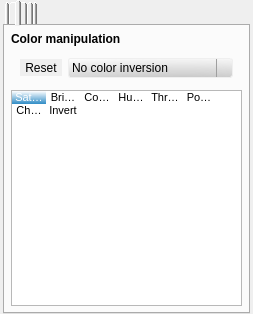
This is src/MixingToolboxWidget.ui in markus-wa/glmixer-mirror as Qt 5 draws it before an edit. The edited form follows.
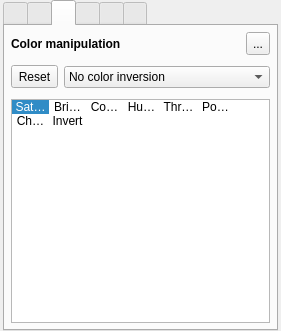
This is the edited form. The open tabs and pages were chosen to show the change. Icons and pictures are not drawn.

Commit message: Clear settings in Mixing Toolbox. Standardized appearance of GUI.

```diff
--- a/src/MixingToolboxWidget.ui
+++ b/src/MixingToolboxWidget.ui
@@ -6,8 +6,8 @@
    <rect>
     <x>0</x>
     <y>0</y>
-    <width>253</width>
-    <height>314</height>
+    <width>281</width>
+    <height>331</height>
    </rect>
   </property>
   <property name="windowTitle">
@@ -17,6 +17,16 @@
    <iconset resource="../icons.qrc">
     <normaloff>:/glmixer/icons/glmixer.png</normaloff>:/glmixer/icons/glmixer.png</iconset>
   </property>
+  <property name="styleSheet">
+   <string notr="true">QSpinBox {
+	Background-color: transparent;
+     border-color: transparent;
+}
+QToolButton {
+     min-width: 16px;
+     min-height: 16px;
+}</string>
+  </property>
   <layout class="QVBoxLayout" name="verticalLayout_3">
    <property name="spacing">
     <number>0</number>
@@ -35,30 +45,6 @@
    </property>
    <item>
     <widget class="QTabWidget" name="mixingToolBox">
-     <property name="sizePolicy">
-      <sizepolicy hsizetype="Preferred" vsizetype="Expanding">
-       <horstretch>0</horstretch>
-       <verstretch>0</verstretch>
-      </sizepolicy>
-     </property>
-     <property name="styleSheet">
-      <string notr="true">QToolButton { 
-     border-style: solid;
-     border-width: 1px;
-     border-radius:0px;
-	 padding: 0px;
-     min-height: 6px;
-     min-width: 6px;
-     border-color: palette(dark);
-     background: palette(window);
-}
-
-QTabBar::tab {
-    padding: 6px -3px 6px 9px;
-}
-
-</string>
-     </property>
      <property name="tabPosition">
       <enum>QTabWidget::North</enum>
      </property>
@@ -534,17 +520,35 @@
         <number>6</number>
        </property>
        <item>
-        <widget class="QLabel" name="label_3">
-         <property name="styleSheet">
-          <string notr="true">font: bold;</string>
-         </property>
-         <property name="text">
-          <string>Color manipulation</string>
-         </property>
-         <property name="margin">
-          <number>2</number>
-         </property>
-        </widget>
+        <layout class="QHBoxLayout" name="horizontalLayout_9">
+         <item>
+          <widget class="QLabel" name="label_3">
+           <property name="styleSheet">
+            <string notr="true">font: bold;</string>
+           </property>
+           <property name="text">
+            <string>Color manipulation</string>
+           </property>
+           <property name="margin">
+            <number>2</number>
+           </property>
+          </widget>
+         </item>
+         <item>
+          <widget class="QToolButton" name="resetColor">
+           <property name="toolTip">
+            <string>Clear all</string>
+           </property>
+           <property name="text">
+            <string>...</string>
+           </property>
+           <property name="icon">
+            <iconset resource="../icons.qrc">
+             <normaloff>:/glmixer/icons/clean.png</normaloff>:/glmixer/icons/clean.png</iconset>
+           </property>
+          </widget>
+         </item>
+        </layout>
        </item>
        <item>
         <widget class="QStackedWidget" name="stackedWidget">
@@ -560,6 +564,9 @@
            <height>32</height>
           </size>
          </property>
+         <property name="styleSheet">
+          <string notr="true"/>
+         </property>
          <property name="currentIndex">
           <number>0</number>
          </property>
@@ -1285,22 +1292,23 @@
          </widget>
          <widget class="QWidget" name="pageInvert">
           <layout class="QHBoxLayout" name="horizontalLayout_5">
+           <property name="leftMargin">
+            <number>0</number>
+           </property>
            <property name="topMargin">
-            <number>2</number>
+            <number>0</number>
+           </property>
+           <property name="rightMargin">
+            <number>0</number>
            </property>
            <property name="bottomMargin">
-            <number>2</number>
+            <number>0</number>
            </property>
            <item>
             <widget class="QToolButton" name="invertReset">
              <property name="toolTip">
               <string>Reset inversion mode</string>
              </property>
-             <property name="styleSheet">
-              <string notr="true">QToolButton {
-border:0px
-}</string>
-             </property>
              <property name="text">
               <string>Reset</string>
              </property>
@@ -1330,48 +1338,6 @@
              <property name="statusTip">
               <string>Choose a color inversion mode</string>
              </property>
-             <property name="styleSheet">
-              <string notr="true">QComboBox {
-     border: 1px solid palette(button);
-     border-radius: 3px;
-     padding: 1px 3px 1px 3px;
-     icon-size: 40px;
- }
-
-QComboBox:!editable {
-      background: qradialgradient(cx: 0.7, cy: 1.4, fx: 0.7, fy: 1.9, radius: 1.5, stop: 0 palette(dark), stop: 1 transparent );
- }
-
- QComboBox:!editable:on {
-     background: qradialgradient(cx: 0.7, cy: 1.4, fx: 0.7, fy: 1.9, radius: 1.9, stop: 0 palette(dark), stop: 1 transparent );
- }
-
- QComboBox:on { /* shift the text when the popup opens */
-     padding-top: 3px;
-     padding-left: 4px;
- }
-
- QComboBox::drop-down {
-     subcontrol-origin: padding;
-     subcontrol-position: top right;
-     width: 15px;
-
-     border-left-width: 1px;
-     border-left-color: palette(dark);
-     border-left-style: solid; /* just a single line */
-     border-top-right-radius: 6px; /* same radius as the QComboBox */
-     border-bottom-right-radius: 6px;
- }
-
- QComboBox::down-arrow {
-     image: url(:/glmixer/icons/downarrow.png);
- }
-
- QComboBox::down-arrow:on { /* shift the arrow when popup is open */
-     top: 1px;
-     left: 1px;
- }</string>
-             </property>
              <property name="currentIndex">
               <number>0</number>
              </property>
@@ -1422,32 +1388,6 @@
          <property name="statusTip">
           <string>Adjust the color filters</string>
          </property>
-         <property name="styleSheet">
-          <string notr="true">QListWidget{ 
-	font-size: 11px;
- }
-QListWidget::item{     
-   color: palette(text);
- }
-QListWidget::item:hover {     
-    background-color: qradialgradient(cx: 0.7, cy: 1.5, fx: 0.7, fy: 1.9, radius: 1.2, stop: 0 palette(AlternateBase), stop: 1 transparent );
-	 color: palette(bright-text);
- }
-QListWidget::item:selected {
-     background-color: qlineargradient(spread:pad, x1:0, y1:1, x2:0, y2:0,  stop: 0 palette(highlight), stop: 1 transparent );
-	 color: palette(highlighted-text);
- }
-QListWidget::item:selected:hover {
-     background-color: palette(highlight);
- }
-QListWidget::item:focus {
-     background-color: qlineargradient(spread:pad, x1:0, y1:1, x2:0, y2:0,  stop: 0 palette(highlight), stop: 1 transparent );
-	 color: palette( highlighted-text);
- }
-QListWidget::item:focus:hover {
-     background-color: palette(highlight);
- }</string>
-         </property>
          <property name="verticalScrollBarPolicy">
           <enum>Qt::ScrollBarAsNeeded</enum>
          </property>
```
Left out of the diff: 655 changed lines with no effect on the pictures. The commit also changes 10 other files.
